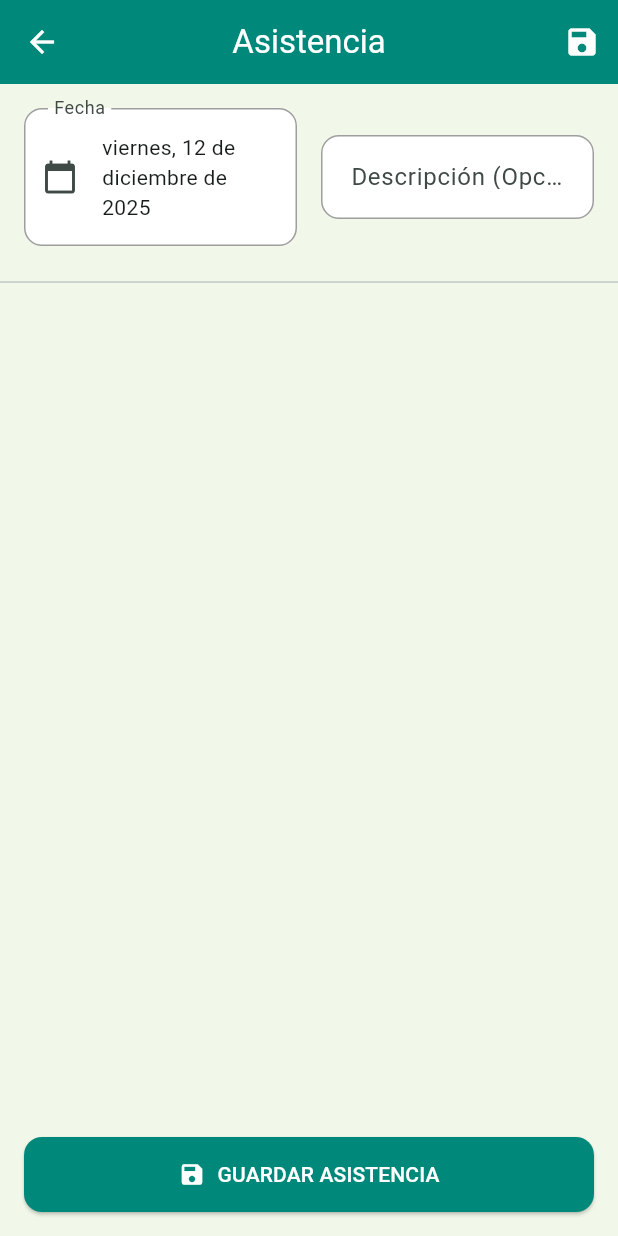
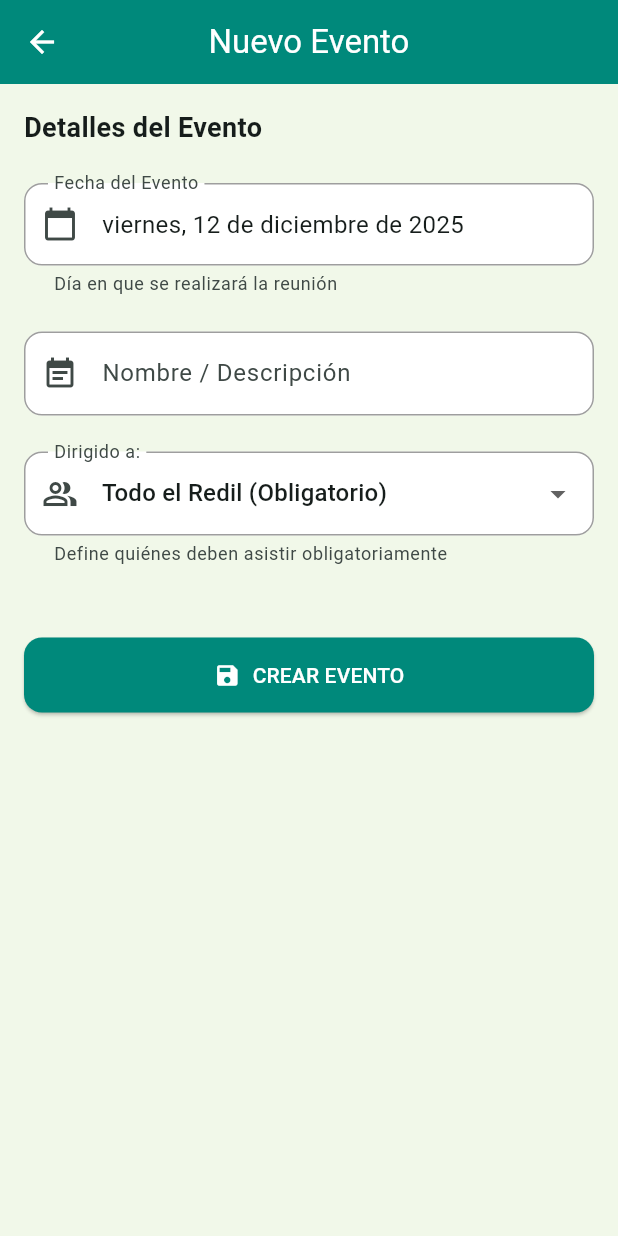
Before and after one commit to Luisxngel/redil-app, a Flutter app: the _AttendanceHistoryView screen opened directly, after a tap on the "add" icon, on a phone screen of 412 x 824 dp. Run offline on Flutter 3.47's test engine with Material 3 defaults, Android fonts, the phone set to English and light mode, and no system bars; our stand-ins replace bloc, equatable, flutter_bloc, fpdart, freezed_annotation, get_it and 4 more; accounts and stored records are empty; generated files the repository leaves out were written again.

Commit message:
feat(events): implement Target Roles & Fairness Logic - Added 'Target Audience' selector (All/Leader/Member/Optional), updated StatisticsService to ignore non-relevant absences, and separated event creation from attendance taking.

```diff
--- a/lib/features/attendance/domain/entities/attendance.dart
+++ b/lib/features/attendance/domain/entities/attendance.dart
@@ -5,14 +5,18 @@ class Attendance extends Equatable {
   final DateTime date;
   final String? description;
   final List<String> presentMemberIds;
+  final String targetRole; // 'ALL', 'LIDER', 'MEMBER', 'OPTIONAL', 'MANUAL'
+  final List<String> invitedMemberIds; // For MANUAL role
 
   const Attendance({
     required this.id,
     required this.date,
     this.description,
     this.presentMemberIds = const [],
+    this.targetRole = 'ALL',
+    this.invitedMemberIds = const [],
   });
 
   @override
-  List<Object?> get props => [id, date, description, presentMemberIds];
+  List<Object?> get props => [id, date, description, presentMemberIds, targetRole, invitedMemberIds];
 }
--- a/lib/features/attendance/presentation/bloc/attendance_bloc.dart
+++ b/lib/features/attendance/presentation/bloc/attendance_bloc.dart
@@ -94,6 +94,8 @@ class AttendanceBloc extends Bloc<AttendanceEvent, AttendanceState> {
       date: event.date,
       description: event.description,
       presentMemberIds: _currentSelection.toList(),
+      targetRole: event.targetRole,
+      invitedMemberIds: event.invitedMemberIds,
     );
 
     final result = await _checkRepo.saveAttendance(newAttendance);
--- a/lib/features/attendance/presentation/bloc/attendance_event.dart
+++ b/lib/features/attendance/presentation/bloc/attendance_event.dart
@@ -10,6 +10,8 @@ class AttendanceEvent with _$AttendanceEvent {
   const factory AttendanceEvent.saveEvent({
     required DateTime date,
     String? description,
+    @Default('ALL') String targetRole,
+    @Default([]) List<String> invitedMemberIds,
   }) = SaveEvent;
   const factory AttendanceEvent.deleteEvent(String id) = DeleteEvent;
 }
--- a/lib/features/attendance/presentation/pages/attendance_form_page.dart
+++ b/lib/features/attendance/presentation/pages/attendance_form_page.dart
@@ -19,13 +19,14 @@ class AttendanceFormPage extends StatelessWidget {
   Widget build(BuildContext context) {
     return BlocProvider(
       create: (context) => getIt<AttendanceBloc>()..add(AttendanceEvent.loadForm(attendanceId)),
-      child: const _AttendanceFormView(),
+      child: _AttendanceFormView(attendanceId: attendanceId),
     );
   }
 }
 
 class _AttendanceFormView extends StatefulWidget {
-  const _AttendanceFormView();
+  final String? attendanceId;
+  const _AttendanceFormView({this.attendanceId});
 
   @override
   State<_AttendanceFormView> createState() => _AttendanceFormViewState();
@@ -34,28 +35,15 @@ class _AttendanceFormView extends StatefulWidget {
 class _AttendanceFormViewState extends State<_AttendanceFormView> {
   DateTime _selectedDate = DateTime.now();
   final TextEditingController _descController = TextEditingController();
-
-  @override
-  void initState() {
-    super.initState();
-  }
+  bool _initialized = false;
+  String _targetRole = 'ALL';
+  Set<String> _invitedIds = {};
 
   @override
   Widget build(BuildContext context) {
     return Scaffold(
       appBar: AppBar(
-        title: const Text('Asistencia'),
-        actions: [
-          IconButton(
-            icon: const Icon(Icons.save),
-            onPressed: () {
-               context.read<AttendanceBloc>().add(AttendanceEvent.saveEvent(
-                 date: _selectedDate,
-                 description: _descController.text.trim().isEmpty ? null : _descController.text.trim(),
-               ));
-            },
-          )
-        ],
+        title: Text(widget.attendanceId == null ? 'Nuevo Evento' : 'Editar Evento'),
       ),
       body: BlocConsumer<AttendanceBloc, AttendanceState>(
         listener: (context, state) {
@@ -66,70 +54,47 @@ class _AttendanceFormViewState extends State<_AttendanceFormView> {
              },
              error: (msg) => ScaffoldMessenger.of(context).showSnackBar(SnackBar(content: Text(msg), backgroundColor: Colors.red)),
              formLoaded: (existing, members, selected) {
-                if (existing != null && _descController.text.isEmpty) {
-                   // Only set once
+                if (existing != null && !_initialized) {
+                   WidgetsBinding.instance.addPostFrameCallback((_) {
+                     if (mounted) {
+                       setState(() {
+                         _selectedDate = existing.date;
                          _descController.text = existing.description ?? '';
-                   // setState not needed if just text field?
-                   // But date needs setState
-                   // Wait, this listener runs every time state changes (including toggle).
-                   // We shouldn't reset fields on toggle.
-                   // Bloc emits a new FormLoaded on Toggle.
-                   // We need a check.
+                         _targetRole = existing.targetRole;
+                         _invitedIds = Set.from(existing.invitedMemberIds);
+                         _initialized = true;
+                       });
+                     }
+                   });
+                } else if (existing == null && !_initialized) {
+                   _initialized = true;
                 }
              }
            );
         },
         builder: (context, state) {
-          return state.maybeWhen(
-            loading: () => const Center(child: CircularProgressIndicator()),
-            formLoaded: (existingEvent, allMembers, selectedIds) {
-               // Setup check for initial data load ONLY ONCE
-               // Actually we can do it in Builder if we guard it, or initState equivalent.
-               // A trick is to use a boolean flag in State or check if controllers are empty vs existing.
-               if (existingEvent != null && _selectedDate == DateTime.now() && _selectedDate.difference(existingEvent.date).inSeconds.abs() > 5) { // Dummy check
-                   // Ideally we set this in Bloc's state or pass it to UI differently.
-                   // But let's trust that if the user hasn't changed it, we sync.
-                   // A better way: The State holds the source of truth? No, TextField holds it.
-                   // Let's just update `_selectedDate` if it matches default.
-                   // For now, let's execute this assignment synchronously in the builder is okay? No, setState in builder is bad.
-                   // We should initialize in `listener` but guard it.
-               }
-               // Wait, I can just use a local bool `_initialized`.
-               if (!_initialized && existingEvent != null) {
-                 WidgetsBinding.instance.addPostFrameCallback((_) {
-                   setState(() {
-                     _selectedDate = existingEvent.date;
-                     _descController.text = existingEvent.description ?? '';
-                     _initialized = true;
-                   });
-                 });
-               } else if (!_initialized && existingEvent == null) {
-                  WidgetsBinding.instance.addPostFrameCallback((_) {
-                   setState(() {
-                     _initialized = true; // Mark as initialized for new event too
-                   });
-                 });
-               }
+          final isLoading = state.maybeWhen(loading: () => true, orElse: () => false);
+          if (isLoading) return const Center(child: CircularProgressIndicator());
 
-              // Group logic (Duplicated from MembersPage, could be refactored to a shared widget)
-               final Map<MemberRole, List<Member>> groupedMembers = {};
-              for (var member in allMembers) {
-                if (!groupedMembers.containsKey(member.role)) {
-                  groupedMembers[member.role] = [];
-                }
-                groupedMembers[member.role]!.add(member);
-              }
-               final sortedRoles = groupedMembers.keys.toList()
-                ..sort((a, b) => a.index.compareTo(b.index));
+          final allMembers = state.maybeWhen(
+            formLoaded: (_, members, __) => members,
+            orElse: () => <Member>[]
+          );
 
-              return Column(
+          return Padding(
+            padding: const EdgeInsets.all(16.0),
+            child: SingleChildScrollView(
+              child: Column(
+                crossAxisAlignment: CrossAxisAlignment.start,
                 children: [
-                   Padding(
-                     padding: const EdgeInsets.all(16.0),
-                     child: Row(
-                       children: [
-                         Expanded(
-                           child: InkWell(
+                  const Text(
+                    'Detalles del Evento',
+                    style: TextStyle(fontSize: 18, fontWeight: FontWeight.bold),
+                  ),
+                  const SizedBox(height: 24),
+
+                  // DATE PICKER
+                  InkWell(
                     onTap: () async {
                       final picked = await showDatePicker(
                         context: context,
@@ -143,99 +108,118 @@ class _AttendanceFormViewState extends State<_AttendanceFormView> {
                     },
                     child: InputDecorator(
                       decoration: const InputDecoration(
-                                 labelText: 'Fecha',
+                        labelText: 'Fecha del Evento',
                         border: OutlineInputBorder(),
                         prefixIcon: Icon(Icons.calendar_today),
+                        helperText: 'Día en que se realizará la reunión',
                       ),
-                               child: Text(DateFormat.yMMMMEEEEd('es').format(_selectedDate)),
+                      child: Text(
+                        DateFormat.yMMMMEEEEd('es').format(_selectedDate),
+                        style: const TextStyle(fontSize: 16),
                       ),
                     ),
                   ),
-                         const SizedBox(width: 16),
-                         Expanded(
-                           child: TextField(
+                  const SizedBox(height: 24),
+
+                  // DESCRIPTION
+                  TextField(
                     controller: _descController,
                     decoration: const InputDecoration(
-                               labelText: 'Descripción (Opcional)',
+                      labelText: 'Nombre / Descripción',
+                      hintText: 'Ej: Culto Dominical, Reunión de Jóvenes',
                       border: OutlineInputBorder(),
+                      prefixIcon: Icon(Icons.event_note),
                     ),
+                  ),
+
+                  const SizedBox(height: 24),
+
+                  // TARGET ROLE DROPDOWN
+                  DropdownButtonFormField<String>(
+                    value: _targetRole,
+                    decoration: const InputDecoration(
+                      labelText: 'Dirigido a:',
+                      border: OutlineInputBorder(),
+                      prefixIcon: Icon(Icons.people_alt_outlined),
+                      helperText: 'Define quiénes deben asistir obligatoriamente',
+                    ),
+                    items: const [
+                      DropdownMenuItem(value: 'ALL', child: Text('Todo el Redil (Obligatorio)')),
+                      DropdownMenuItem(value: 'LIDER', child: Text('Solo Líderes')),
+                      DropdownMenuItem(value: 'MEMBER', child: Text('Solo Miembros')),
+                      DropdownMenuItem(value: 'OPTIONAL', child: Text('Opcional / Libre')),
+                      DropdownMenuItem(value: 'MANUAL', child: Text('Selección Manual')),
+                    ],
+                    onChanged: (val) {
+                      if (val != null) {
+                        setState(() => _targetRole = val);
+                      }
+                    },
+                  ),
+
+                  // MANUAL SELECTION LIST
+                  if (_targetRole == 'MANUAL') ...[
+                    const SizedBox(height: 16),
+                    const Text('Seleccionar Invitados:', style: TextStyle(fontWeight: FontWeight.bold)),
+                    Container(
+                      height: 300,
+                      decoration: BoxDecoration(
+                        border: Border.all(color: Colors.grey),
+                        borderRadius: BorderRadius.circular(8),
+                      ),
+                      child: ListView.builder(
+                        itemCount: allMembers.length,
+                        itemBuilder: (context, index) {
+                          final member = allMembers[index];
+                          final isSelected = _invitedIds.contains(member.id);
+                          return CheckboxListTile(
+                            title: Text('${member.firstName} ${member.lastName}'),
+                            subtitle: Text(member.role.label),
+                            value: isSelected,
+                            onChanged: (val) {
+                              setState(() {
+                                if (val == true) {
+                                  _invitedIds.add(member.id!);
+                                } else {
+                                  _invitedIds.remove(member.id);
+                                }
+                              });
+                            },
+                          );
+                        },
+                      ),
+                    ),
+                  ],
+
+                  const SizedBox(height: 48), // Spacer replacement
+
+                  // SAVE BUTTON
+                  SizedBox(
+                    width: double.infinity,
+                    height: 50,
+                    child: ElevatedButton.icon(
+                      icon: const Icon(Icons.save),
+                      label: Text(widget.attendanceId == null ? 'CREAR EVENTO' : 'GUARDAR CAMBIOS'),
+                       style: ElevatedButton.styleFrom(
+                        backgroundColor: Theme.of(context).primaryColor,
+                        foregroundColor: Colors.white,
+                      ),
+                      onPressed: () {
+                         context.read<AttendanceBloc>().add(AttendanceEvent.saveEvent(
+                           date: _selectedDate,
+                           description: _descController.text.trim().isEmpty ? null : _descController.text.trim(),
+                           targetRole: _targetRole,
+                           invitedMemberIds: _invitedIds.toList(),
+                         ));
+                      },
                     ),
                   ),
                 ],
               ),
             ),
-                   const Divider(),
-                   Expanded(
-                     child: ListView.builder(
-                       itemCount: sortedRoles.length,
-                       itemBuilder: (context, index) {
-                          final role = sortedRoles[index];
-                          final roleMembers = groupedMembers[role]!;
-                          roleMembers.sort((a, b) => a.firstName.compareTo(b.firstName));
-
-                          final count = roleMembers.length;
-                          // Count selected in this group
-                          final selectedInGroup = roleMembers.where((m) => selectedIds.contains(m.id)).length;
-
-                          return ExpansionTile(
-                            initiallyExpanded: true, // Always expand for taking roll? Or same logic? Let's Expand All for easier checklist.
-                            title: Row(
-                              children: [
-                                Text(
-                                  role.labelPlural.toUpperCase(),
-                                  style: TextStyle(
-                                    fontWeight: FontWeight.bold,
-                                    color: Theme.of(context).primaryColor,
-                                  ),
-                                ),
-                                const Spacer(),
-                                Chip(label: Text('$selectedInGroup / $count'), materialTapTargetSize: MaterialTapTargetSize.shrinkWrap,)
-                              ],
-                            ),
-                            children: roleMembers.map((member) {
-                              final isSelected = selectedIds.contains(member.id); // member.id should be the UUID string now
-                              return CheckboxListTile(
-                                value: isSelected,
-                                title: Text('${member.firstName} ${member.lastName}'),
-                                secondary: CircleAvatar(
-                                  radius: 16,
-                                  child: Text(member.firstName[0]),
-                                ),
-                                onChanged: (val) {
-                                  context.read<AttendanceBloc>().add(AttendanceEvent.toggleMember(member.id!));
-                                },
-                              );
-                            }).toList(),
-                          );
-                       },
-                     ),
-                   ),
-                   Padding(
-                    padding: const EdgeInsets.all(16.0),
-                    child: SizedBox(
-                      width: double.infinity,
-                      height: 50,
-                      child: ElevatedButton.icon(
-                        icon: const Icon(Icons.save),
-                        label: const Text('GUARDAR ASISTENCIA'),
-                        onPressed: () {
-                           context.read<AttendanceBloc>().add(AttendanceEvent.saveEvent(
-                             date: _selectedDate,
-                             description: _descController.text.trim().isEmpty ? null : _descController.text.trim(),
-                           ));
-                        },
-                      ),
-                    ),
-                   ),
-                ],
-              );
-            },
-            orElse: () => const Center(child: CircularProgressIndicator()),
           );
         },
       ),
     );
   }
-
-  bool _initialized = false;
 }
--- a/lib/main.dart
+++ b/lib/main.dart
@@ -13,6 +13,7 @@ import 'features/members/presentation/pages/members_page.dart';
 import 'features/members/presentation/pages/trash_page.dart';
 import 'features/attendance/presentation/pages/attendance_history_page.dart';
 import 'features/attendance/presentation/pages/attendance_form_page.dart';
+import 'features/attendance/presentation/pages/event_attendance_page.dart';
 import 'features/dashboard/presentation/pages/dashboard_page.dart';
 
 import 'features/members/presentation/pages/member_profile_page.dart';
@@ -101,5 +102,12 @@ final _router = GoRouter(
         return AttendanceFormPage(attendanceId: id);
       },
     ),
+    GoRoute(
+      path: '/attendance/check',
+      builder: (context, state) {
+        final id = state.extra as String;
+        return EventAttendancePage(attendanceId: id);
+      },
+    ),
   ],
 );
```
Also changed, not shown: lib/core/services/statistics_service.dart (+132 -25 lines), lib/features/attendance/data/models/attendance_model.dart (+7 -1 lines), lib/features/attendance/presentation/pages/attendance_history_page.dart (+16 -1 lines), lib/features/attendance/presentation/pages/event_attendance_page.dart (added, +188 -0 lines), lib/features/attendance/data/models/attendance_model.g.dart, lib/features/attendance/presentation/bloc/attendance_event.freezed.dart. Lines whose indentation alone changed are shown as unchanged.
